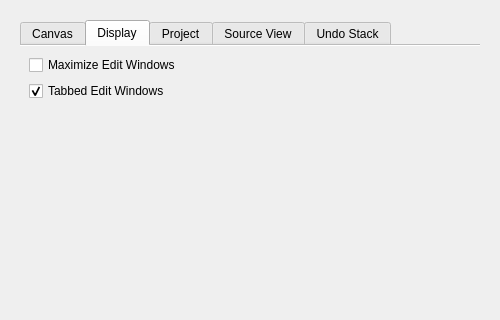
Before: the Qt Designer form UI/glitch-canvas-settings.ui in textbrowser/glitch, drawn with Qt 5; both pictures show x 0 to 500 and y 0 to 320 of the 500 by 700 pixel window.
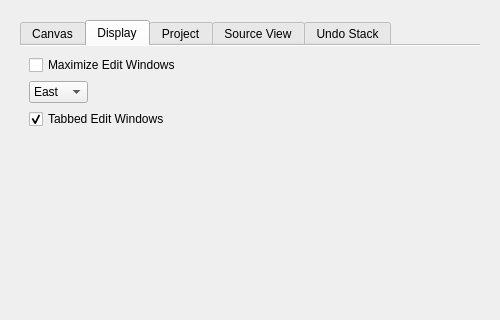
After: the same form once the commit is applied. The open tabs and pages were chosen to show the change. Icons and pictures are not drawn.

Commit message: Tab position.

Diff of the .ui file:
```diff
--- a/UI/glitch-canvas-settings.ui
+++ b/UI/glitch-canvas-settings.ui
@@ -532,6 +532,37 @@
              </property>
             </widget>
            </item>
+           <item>
+            <layout class="QHBoxLayout" name="horizontalLayout_7">
+             <item>
+              <widget class="QComboBox" name="tab_position">
+               <item>
+                <property name="text">
+                 <string>East</string>
+                </property>
+               </item>
+               <item>
+                <property name="text">
+                 <string>North</string>
+                </property>
+               </item>
+              </widget>
+             </item>
+             <item>
+              <spacer name="horizontalSpacer_14">
+               <property name="orientation">
+                <enum>Qt::Horizontal</enum>
+               </property>
+               <property name="sizeHint" stdset="0">
+                <size>
+                 <width>40</width>
+                 <height>20</height>
+                </size>
+               </property>
+              </spacer>
+             </item>
+            </layout>
+           </item>
            <item>
             <widget class="QCheckBox" name="tabbed_edit_windows">
              <property name="toolTip">
```
Left out of the diff: 1 changed line with no effect on the pictures. The commit also changes 4 other files.
